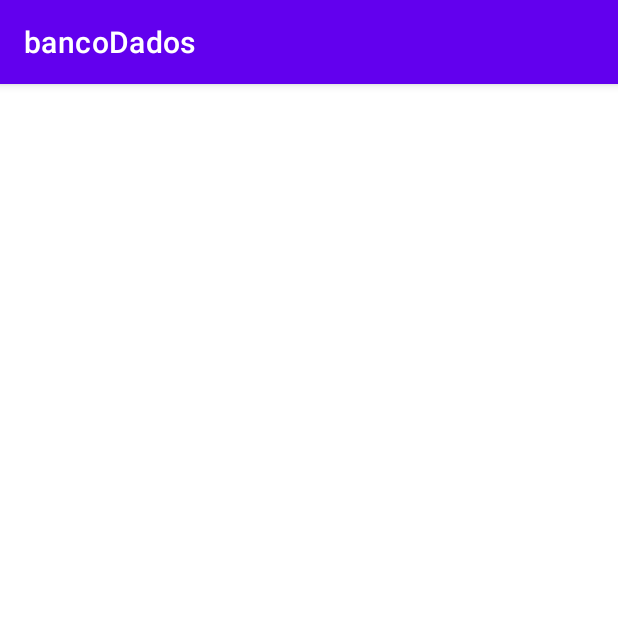
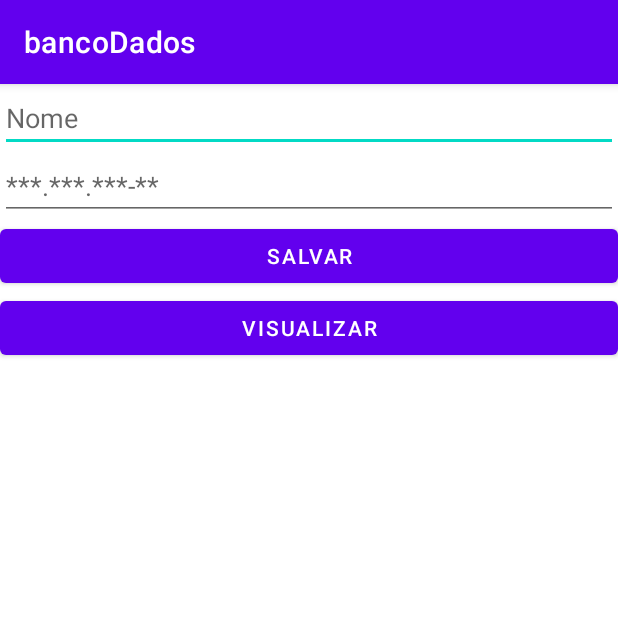
Before and after one commit to mflipe/bancoDados, an Android app: the screen it shows after launch (MainActivity), on a phone screen of 412 x 824 dp, the top half of it. Run offline under Robolectric (Android 15) with nearby library versions, the phone set to English and light mode, and no system bars.

Commit message:
Desenvolvimento do guia

```diff
--- a/app/src/main/AndroidManifest.xml
+++ b/app/src/main/AndroidManifest.xml
@@ -9,6 +9,7 @@
         android:roundIcon="@mipmap/ic_launcher_round"
         android:supportsRtl="true"
         android:theme="@style/Theme.BancoDados">
+        <activity android:name=".ViewActivity"></activity>
         <activity android:name=".MainActivity">
             <intent-filter>
                 <action android:name="android.intent.action.MAIN" />
--- /dev/null
+++ b/app/src/main/java/com/example/bancodados/ClienteDbHelper.java
@@ -0,0 +1,71 @@
+package com.example.bancodados;
+
+import android.content.ContentValues;
+import android.content.Context;
+import android.database.Cursor;
+import android.database.sqlite.SQLiteDatabase;
+import android.database.sqlite.SQLiteOpenHelper;
+
+import java.util.ArrayList;
+
+/*
+ClienteDbHelper.java
+A classe ClienteDbHelper.java deve ser criada para realizar a manipulação da tabela no banco de
+dados. Ela será responsável por fazer as operações de acesso do banco. Para isso, a classe deve
+estender a classe SQLiteOpenHelper. A codificação da classe deve ficar como na figura abaixo.
+ */
+public class ClienteDbHelper extends SQLiteOpenHelper {
+
+    public static final int DATABASE_VERSION = 1;
+    public static final String DATAVBASE_NAME = "Cliente.db";
+
+    private static final String CREATE = "create table "
+            + ClienteContract.ClienteDb.TABLE_NAME
+            + "( "
+            + ClienteContract.ClienteDb._ID + " integer primary key autoincrement, "
+            + ClienteContract.ClienteDb.COLUMN_NOME + " text, "
+            + ClienteContract.ClienteDb.COLUMN_CPF + " text)";
+
+    public static final String DELETE = "drop table if exists " + ClienteContract.ClienteDb.TABLE_NAME;
+
+    public ClienteDbHelper(Context context) {
+        super(context, DATAVBASE_NAME, null, DATABASE_VERSION);
+    }
+
+    @Override
+    public void onCreate(SQLiteDatabase db) {
+        db.execSQL(CREATE);
+    }
+
+    @Override
+    public void onUpgrade(SQLiteDatabase db, int oldVersion, int newVersion) {
+        db.execSQL(DELETE);
+        onCreate(db);
+    }
+
+    public boolean salvarCliente(cliente cliente) {
+        SQLiteDatabase db = this.getWritableDatabase();
+        ContentValues contentValues = new ContentValues();
+        contentValues.put(ClienteContract.ClienteDb.COLUMN_NOME, cliente.getNome());
+        contentValues.put(ClienteContract.ClienteDb.COLUMN_CPF, cliente.getCpf());
+        long id = db.insert(ClienteContract.ClienteDb.TABLE_NAME, null, contentValues);
+        cliente.setId(id);
+        return true;
+    }
+
+    public ArrayList consultarClientes() {
+        ArrayList lista = new ArrayList();
+        SQLiteDatabase db = this.getReadableDatabase();
+        Cursor cursor = db.rawQuery("select * from " + ClienteContract.ClienteDb.TABLE_NAME, null);
+        while (cursor.moveToNext()) {
+            lista.add(
+                    new cliente(
+                        cursor.getLong(cursor.getColumnIndex(ClienteContract.ClienteDb._ID)),
+                        cursor.getString(cursor.getColumnIndex(ClienteContract.ClienteDb.COLUMN_NOME)),
+                        cursor.getString(cursor.getColumnIndex(ClienteContract.ClienteDb.COLUMN_CPF))
+                    )
+            );
+        }
+        return lista;
+    }
+}
--- a/app/src/main/java/com/example/bancodados/MainActivity.java
+++ b/app/src/main/java/com/example/bancodados/MainActivity.java
@@ -2,13 +2,35 @@ package com.example.bancodados;
 
 import androidx.appcompat.app.AppCompatActivity;
 
+import android.content.Intent;
 import android.os.Bundle;
+import android.view.View;
+import android.widget.EditText;
 
 public class MainActivity extends AppCompatActivity {
+
+    private ClienteDbHelper base;
+    private EditText nome, cpf;
 
     @Override
     protected void onCreate(Bundle savedInstanceState) {
         super.onCreate(savedInstanceState);
         setContentView(R.layout.activity_main);
+
+        base = new ClienteDbHelper(getApplicationContext());
+        nome = (EditText) findViewById(R.id.edNome);
+        cpf = (EditText) findViewById(R.id.edCpf);
+    }
+
+    public void salvarCliente(View view) {
+        cliente cliente = new cliente(nome.getText().toString(), cpf.getText().toString());
+        base.salvarCliente(cliente);
+        nome.setText("");
+        cpf.setText("");
+    }
+
+    public void visualizarClientes(View view) {
+        Intent intent = new Intent(getApplicationContext(), ViewActivity.class);
+        startActivity(intent);
     }
 }
--- a/app/src/main/res/layout/activity_main.xml
+++ b/app/src/main/res/layout/activity_main.xml
@@ -4,4 +4,44 @@
     xmlns:tools="http://schemas.android.com/tools"
     android:layout_width="match_parent"
     android:layout_height="match_parent"
-    tools:context=".MainActivity"/>
+    tools:context=".MainActivity">
+
+    <LinearLayout
+        android:layout_width="match_parent"
+        android:layout_height="match_parent"
+        android:orientation="vertical"
+        tools:layout_editor_absoluteX="159dp"
+        tools:layout_editor_absoluteY="91dp">
+
+        <EditText
+            android:id="@+id/edNome"
+            android:layout_width="match_parent"
+            android:layout_height="wrap_content"
+            android:ems="10"
+            android:hint="Nome"
+            android:inputType="textPersonName" />
+
+        <EditText
+            android:id="@+id/edCpf"
+            android:layout_width="match_parent"
+            android:layout_height="wrap_content"
+            android:ems="10"
+            android:hint="***.***.***-**"
+            android:inputType="textPersonName" />
+
+        <Button
+            android:id="@+id/btSalvar"
+            android:layout_width="match_parent"
+            android:layout_height="wrap_content"
+            android:onClick="salvarCliente"
+            android:text="SALVAR" />
+
+        <Button
+            android:id="@+id/btVisualizar"
+            android:layout_width="match_parent"
+            android:layout_height="wrap_content"
+            android:onClick="visualizarClientes"
+            android:text="Visualizar" />
+
+    </LinearLayout>
+</androidx.constraintlayout.widget.ConstraintLayout>
```
Also changed, not shown: app/src/main/java/com/example/bancodados/ClienteContract.java (added, +23 -0 lines), app/src/main/java/com/example/bancodados/ViewActivity.java (added, +29 -0 lines), app/src/main/java/com/example/bancodados/cliente.java (added, +56 -0 lines), app/src/main/res/layout/activity_view.xml (added, +24 -0 lines).
